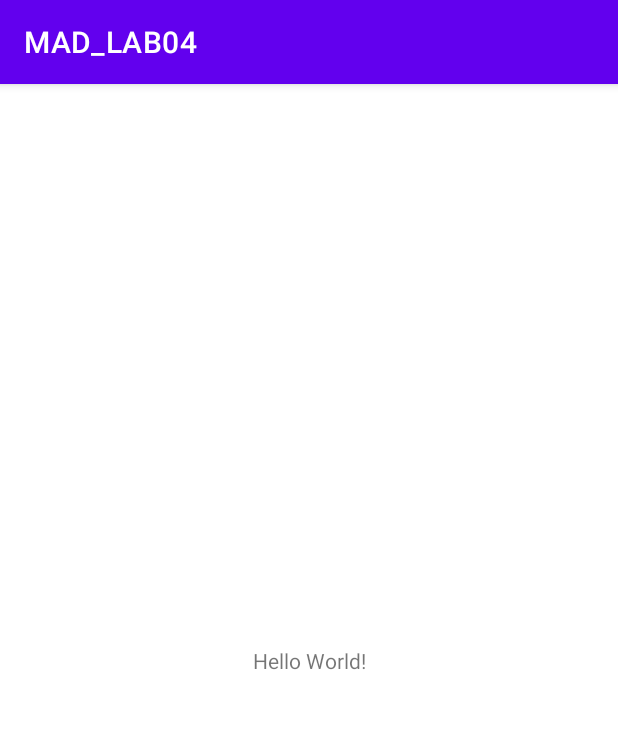
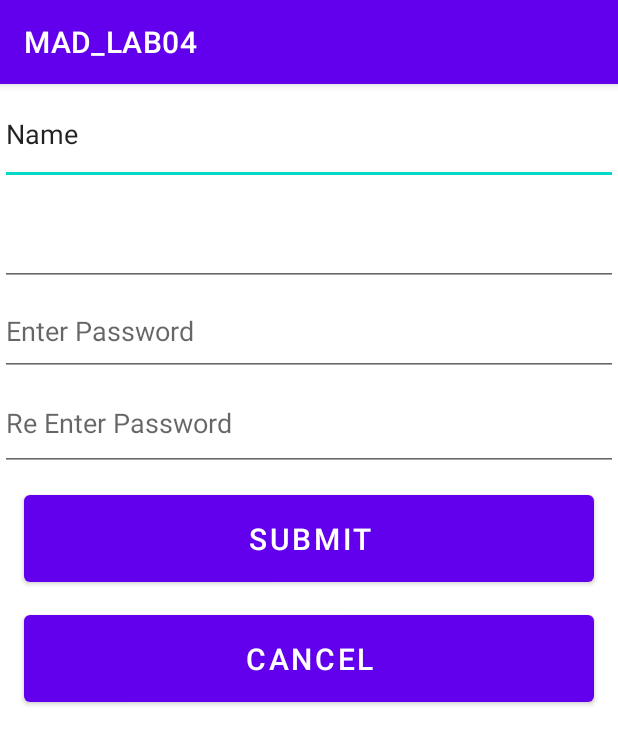
Before and after one commit to IT21346354/MADTutorial04, an Android app: the screen it shows after launch (MainActivity), on a phone screen of 412 x 824 dp. Shown: the top 744 px of the screen. Run offline under Robolectric (Android 15) with nearby library versions, the phone set to English and light mode, and no system bars.

Commit message:
2nd commit

```diff
--- a/app/src/main/res/layout/activity_main.xml
+++ b/app/src/main/res/layout/activity_main.xml
@@ -1,18 +1,61 @@
 <?xml version="1.0" encoding="utf-8"?>
-<androidx.constraintlayout.widget.ConstraintLayout xmlns:android="http://schemas.android.com/apk/res/android"
+<LinearLayout xmlns:android="http://schemas.android.com/apk/res/android"
     xmlns:app="http://schemas.android.com/apk/res-auto"
     xmlns:tools="http://schemas.android.com/tools"
     android:layout_width="match_parent"
     android:layout_height="match_parent"
+    android:orientation="vertical"
     tools:context=".MainActivity">
 
-    <TextView
-        android:layout_width="wrap_content"
-        android:layout_height="wrap_content"
-        android:text="Hello World!"
-        app:layout_constraintBottom_toBottomOf="parent"
-        app:layout_constraintEnd_toEndOf="parent"
-        app:layout_constraintStart_toStartOf="parent"
-        app:layout_constraintTop_toTopOf="parent" />
+    <EditText
+        android:id="@+id/edtName"
+        android:layout_width="match_parent"
+        android:layout_height="67dp"
+        android:ems="10"
+        android:inputType="textPersonName"
+        android:text="Name" />
 
-</androidx.constraintlayout.widget.ConstraintLayout>
+    <EditText
+        android:id="@+id/edtEmail"
+        android:layout_width="match_parent"
+        android:layout_height="67dp"
+        android:ems="10"
+        android:inputType="textEmailAddress"
+        tools:text="E-mail" />
+
+    <EditText
+        android:id="@+id/edtPassword"
+        android:layout_width="match_parent"
+        android:layout_height="60dp"
+        android:ems="10"
+        android:hint="Enter Password"
+        android:inputType="textPassword" />
+
+    <EditText
+        android:id="@+id/edtReTypePassword"
+        android:layout_width="match_parent"
+        android:layout_height="63dp"
+        android:ems="10"
+        android:hint="Re Enter Password"
+        android:inputType="textPassword" />
+
+    <Button
+        android:id="@+id/btnSubmit"
+        android:layout_width="match_parent"
+        android:layout_height="80dp"
+        android:insetLeft="16dp"
+        android:insetTop="16dp"
+        android:insetRight="16dp"
+        android:text="SUBMIT"
+        android:textSize="20sp" />
+
+    <Button
+        android:id="@+id/btnCancel"
+        android:layout_width="match_parent"
+        android:layout_height="80dp"
+        android:insetLeft="16dp"
+        android:insetTop="16dp"
+        android:insetRight="16dp"
+        android:text="CANCEL"
+        android:textSize="20sp" />
+</LinearLayout>
```
